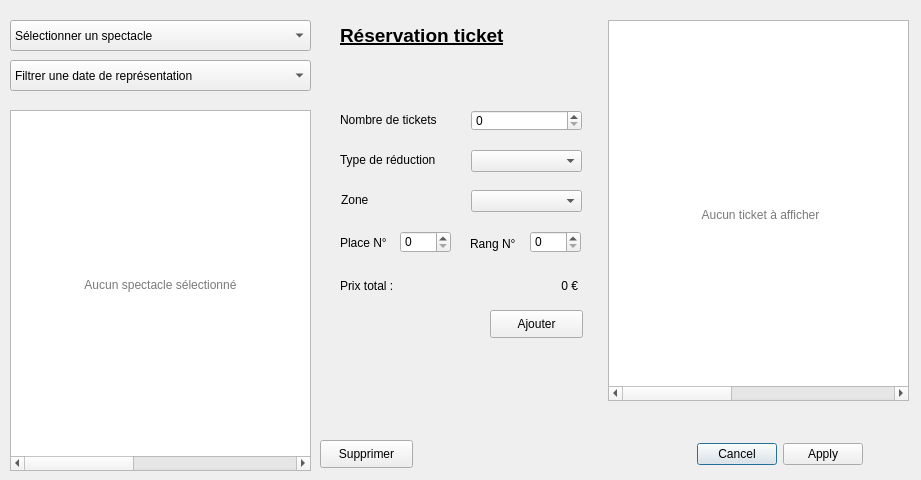
This is gui/imp_fct_2.ui in NoxFly/CEBD-project-theater as Qt 5 draws it before an edit. The edited form follows.
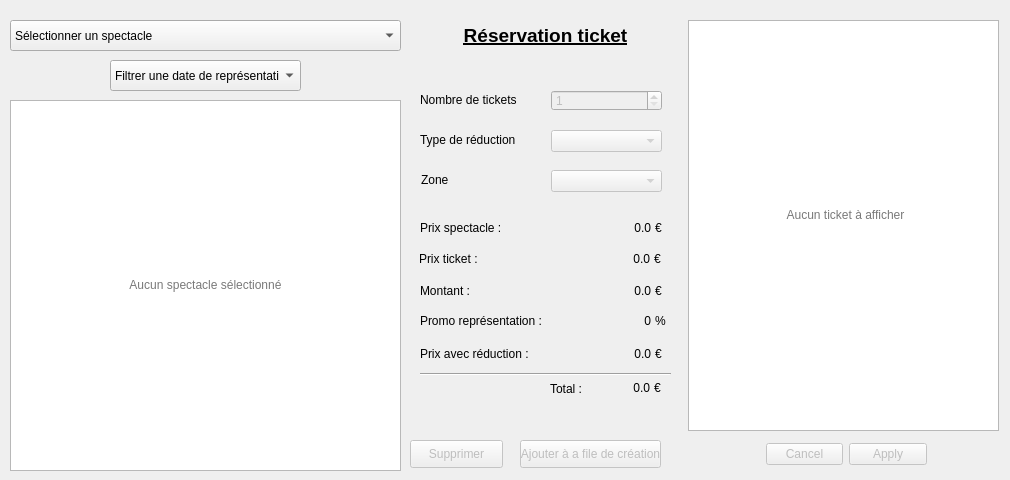
This is the edited form.

Patch:
```diff
--- a/gui/imp_fct_2.ui
+++ b/gui/imp_fct_2.ui
@@ -6,7 +6,7 @@
    <rect>
     <x>0</x>
     <y>0</y>
-    <width>921</width>
+    <width>1010</width>
     <height>480</height>
    </rect>
   </property>
@@ -18,7 +18,7 @@
     <rect>
      <x>10</x>
      <y>20</y>
-     <width>301</width>
+     <width>391</width>
      <height>31</height>
     </rect>
    </property>
@@ -32,9 +32,9 @@
    <property name="geometry">
     <rect>
      <x>10</x>
-     <y>110</y>
-     <width>301</width>
-     <height>361</height>
+     <y>100</y>
+     <width>391</width>
+     <height>371</height>
     </rect>
    </property>
    <layout class="QVBoxLayout" name="verticalLayout">
@@ -44,7 +44,7 @@
        <bool>false</bool>
       </attribute>
       <attribute name="horizontalHeaderDefaultSectionSize">
-       <number>70</number>
+       <number>64</number>
       </attribute>
       <attribute name="verticalHeaderVisible">
        <bool>false</bool>
@@ -59,26 +59,6 @@
         <string>noTicket</string>
        </property>
       </column>
-      <column>
-       <property name="text">
-        <string>noRep</string>
-       </property>
-      </column>
-      <column>
-       <property name="text">
-        <string>dateRep</string>
-       </property>
-      </column>
-      <column>
-       <property name="text">
-        <string>nomSpec</string>
-       </property>
-      </column>
-      <column>
-       <property name="text">
-        <string>noZone</string>
-       </property>
-      </column>
       <column>
        <property name="text">
         <string>noRang</string>
@@ -106,10 +86,10 @@
   <widget class="QWidget" name="verticalLayoutWidget_2">
    <property name="geometry">
     <rect>
-     <x>608</x>
+     <x>688</x>
      <y>20</y>
-     <width>301</width>
-     <height>381</height>
+     <width>311</width>
+     <height>411</height>
     </rect>
    </property>
    <layout class="QVBoxLayout" name="verticalLayout_2">
@@ -119,39 +99,14 @@
        <bool>false</bool>
       </attribute>
       <attribute name="horizontalHeaderDefaultSectionSize">
-       <number>70</number>
+       <number>57</number>
       </attribute>
       <attribute name="verticalHeaderVisible">
        <bool>false</bool>
       </attribute>
       <column>
        <property name="text">
-        <string>noAchat</string>
-       </property>
-      </column>
-      <column>
-       <property name="text">
-        <string>noTicket</string>
-       </property>
-      </column>
-      <column>
-       <property name="text">
-        <string>noRep</string>
-       </property>
-      </column>
-      <column>
-       <property name="text">
-        <string>dateRep</string>
-       </property>
-      </column>
-      <column>
-       <property name="text">
-        <string>nomSpec</string>
-       </property>
-      </column>
-      <column>
-       <property name="text">
-        <string>noZone</string>
+        <string>catZone</string>
        </property>
       </column>
       <column>
@@ -179,11 +134,14 @@
    </layout>
   </widget>
   <widget class="QDialogButtonBox" name="buttonBox_confirmAction">
+   <property name="enabled">
+    <bool>false</bool>
+   </property>
    <property name="geometry">
     <rect>
-     <x>670</x>
+     <x>766</x>
      <y>440</y>
-     <width>193</width>
+     <width>161</width>
      <height>28</height>
     </rect>
    </property>
@@ -192,20 +150,26 @@
    </property>
   </widget>
   <widget class="QSpinBox" name="spinBox_nbTicket">
+   <property name="enabled">
+    <bool>false</bool>
+   </property>
    <property name="geometry">
     <rect>
-     <x>471</x>
-     <y>110</y>
+     <x>551</x>
+     <y>90</y>
      <width>111</width>
      <height>21</height>
     </rect>
    </property>
+   <property name="minimum">
+    <number>1</number>
+   </property>
   </widget>
   <widget class="QLabel" name="label_nbTicket">
    <property name="geometry">
     <rect>
-     <x>340</x>
-     <y>109</y>
+     <x>420</x>
+     <y>89</y>
      <width>111</width>
      <height>21</height>
     </rect>
@@ -215,10 +179,13 @@
    </property>
   </widget>
   <widget class="QComboBox" name="comboBox_typeReduc">
+   <property name="enabled">
+    <bool>false</bool>
+   </property>
    <property name="geometry">
     <rect>
-     <x>471</x>
-     <y>150</y>
+     <x>551</x>
+     <y>130</y>
      <width>111</width>
      <height>22</height>
     </rect>
@@ -227,8 +194,8 @@
   <widget class="QLabel" name="label_typeReduc">
    <property name="geometry">
     <rect>
-     <x>340</x>
-     <y>152</y>
+     <x>420</x>
+     <y>132</y>
      <width>111</width>
      <height>16</height>
     </rect>
@@ -240,9 +207,9 @@
   <widget class="QComboBox" name="comboBox_rep">
    <property name="geometry">
     <rect>
-     <x>10</x>
+     <x>110</x>
      <y>60</y>
-     <width>301</width>
+     <width>191</width>
      <height>31</height>
     </rect>
    </property>
@@ -252,83 +219,24 @@
     </property>
    </item>
   </widget>
-  <widget class="QLabel" name="label_actionTicket">
-   <property name="geometry">
-    <rect>
-     <x>613</x>
-     <y>404</y>
-     <width>291</width>
-     <height>31</height>
-    </rect>
-   </property>
-   <property name="text">
-    <string>&lt;html&gt;&lt;head/&gt;&lt;body&gt;&lt;p align=&quot;center&quot;&gt;&lt;br/&gt;&lt;/p&gt;&lt;/body&gt;&lt;/html&gt;</string>
-   </property>
-  </widget>
   <widget class="QLabel" name="label_resTicket">
    <property name="geometry">
     <rect>
-     <x>340</x>
+     <x>420</x>
      <y>20</y>
      <width>251</width>
      <height>31</height>
     </rect>
    </property>
    <property name="text">
-    <string>&lt;html&gt;&lt;head/&gt;&lt;body&gt;&lt;p&gt;&lt;span style=&quot; font-size:14pt; font-weight:600; text-decoration: underline;&quot;&gt;Réservation ticket&lt;/span&gt;&lt;/p&gt;&lt;/body&gt;&lt;/html&gt;</string>
-   </property>
-  </widget>
-  <widget class="QSpinBox" name="spinBox_place">
-   <property name="geometry">
-    <rect>
-     <x>400</x>
-     <y>231</y>
-     <width>51</width>
-     <height>22</height>
-    </rect>
-   </property>
-  </widget>
-  <widget class="QSpinBox" name="spinBox_rang">
-   <property name="geometry">
-    <rect>
-     <x>530</x>
-     <y>231</y>
-     <width>51</width>
-     <height>22</height>
-    </rect>
-   </property>
-  </widget>
-  <widget class="QLabel" name="label_place">
-   <property name="geometry">
-    <rect>
-     <x>340</x>
-     <y>235</y>
-     <width>55</width>
-     <height>16</height>
-    </rect>
-   </property>
-   <property name="text">
-    <string>Place N°</string>
-   </property>
-  </widget>
-  <widget class="QLabel" name="label_rang">
-   <property name="geometry">
-    <rect>
-     <x>470</x>
-     <y>236</y>
-     <width>55</width>
-     <height>16</height>
-    </rect>
-   </property>
-   <property name="text">
-    <string>Rang N°</string>
+    <string>&lt;html&gt;&lt;head/&gt;&lt;body&gt;&lt;p align=&quot;center&quot;&gt;&lt;span style=&quot; font-size:14pt; font-weight:600; text-decoration: underline;&quot;&gt;Réservation ticket&lt;/span&gt;&lt;/p&gt;&lt;/body&gt;&lt;/html&gt;</string>
    </property>
   </widget>
   <widget class="QLabel" name="label_zone">
    <property name="geometry">
     <rect>
-     <x>341</x>
-     <y>192</y>
+     <x>421</x>
+     <y>172</y>
      <width>55</width>
      <height>16</height>
     </rect>
@@ -338,39 +246,42 @@
    </property>
   </widget>
   <widget class="QComboBox" name="comboBox_zone">
+   <property name="enabled">
+    <bool>false</bool>
+   </property>
    <property name="geometry">
     <rect>
-     <x>471</x>
-     <y>190</y>
+     <x>551</x>
+     <y>170</y>
      <width>111</width>
      <height>22</height>
     </rect>
    </property>
   </widget>
-  <widget class="QLabel" name="label_prix">
+  <widget class="QLabel" name="label_prixAvecReduction">
    <property name="geometry">
     <rect>
-     <x>340</x>
-     <y>270</y>
+     <x>420</x>
+     <y>338</y>
      <width>121</width>
      <height>31</height>
     </rect>
    </property>
    <property name="text">
-    <string>Prix total :</string>
+    <string>Prix avec réduction :</string>
    </property>
   </widget>
-  <widget class="QLabel" name="label_montantTotal">
+  <widget class="QLabel" name="label_montantAvecReduc">
    <property name="geometry">
     <rect>
-     <x>467</x>
-     <y>276</y>
+     <x>540</x>
+     <y>338</y>
      <width>111</width>
-     <height>20</height>
+     <height>31</height>
     </rect>
    </property>
    <property name="text">
-    <string>0 €</string>
+    <string>0.0</string>
    </property>
    <property name="alignment">
     <set>Qt::AlignRight|Qt::AlignTrailing|Qt::AlignVCenter</set>
@@ -379,8 +290,8 @@
   <widget class="QLabel" name="label_10">
    <property name="geometry">
     <rect>
-     <x>390</x>
-     <y>70</y>
+     <x>470</x>
+     <y>60</y>
      <width>141</width>
      <height>20</height>
     </rect>
@@ -393,22 +304,28 @@
    </property>
   </widget>
   <widget class="QPushButton" name="pushButton_addTicket">
+   <property name="enabled">
+    <bool>false</bool>
+   </property>
    <property name="geometry">
     <rect>
-     <x>490</x>
-     <y>310</y>
-     <width>93</width>
+     <x>520</x>
+     <y>440</y>
+     <width>141</width>
      <height>28</height>
     </rect>
    </property>
    <property name="text">
-    <string>Ajouter</string>
+    <string>Ajouter à a file de création</string>
    </property>
   </widget>
   <widget class="QPushButton" name="pushButton_deleteTicket">
+   <property name="enabled">
+    <bool>false</bool>
+   </property>
    <property name="geometry">
     <rect>
-     <x>320</x>
+     <x>410</x>
      <y>440</y>
      <width>93</width>
      <height>28</height>
@@ -423,7 +340,7 @@
     <rect>
      <x>10</x>
      <y>270</y>
-     <width>301</width>
+     <width>391</width>
      <height>31</height>
     </rect>
    </property>
@@ -437,9 +354,9 @@
   <widget class="QLabel" name="label_aucunTicket">
    <property name="geometry">
     <rect>
-     <x>610</x>
+     <x>690</x>
      <y>200</y>
-     <width>301</width>
+     <width>311</width>
      <height>31</height>
     </rect>
    </property>
@@ -450,6 +367,258 @@
     <set>Qt::AlignCenter</set>
    </property>
   </widget>
+  <widget class="QLabel" name="label_feedback">
+   <property name="geometry">
+    <rect>
+     <x>410</x>
+     <y>410</y>
+     <width>261</width>
+     <height>20</height>
+    </rect>
+   </property>
+   <property name="text">
+    <string/>
+   </property>
+   <property name="alignment">
+    <set>Qt::AlignCenter</set>
+   </property>
+  </widget>
+  <widget class="QLabel" name="label_prix">
+   <property name="geometry">
+    <rect>
+     <x>420</x>
+     <y>275</y>
+     <width>61</width>
+     <height>31</height>
+    </rect>
+   </property>
+   <property name="text">
+    <string>Montant :</string>
+   </property>
+  </widget>
+  <widget class="QLabel" name="label_promoRep">
+   <property name="geometry">
+    <rect>
+     <x>420</x>
+     <y>305</y>
+     <width>121</width>
+     <height>31</height>
+    </rect>
+   </property>
+   <property name="text">
+    <string>Promo représentation :</string>
+   </property>
+  </widget>
+  <widget class="QLabel" name="label_montant">
+   <property name="geometry">
+    <rect>
+     <x>540</x>
+     <y>275</y>
+     <width>111</width>
+     <height>31</height>
+    </rect>
+   </property>
+   <property name="text">
+    <string>0.0</string>
+   </property>
+   <property name="alignment">
+    <set>Qt::AlignRight|Qt::AlignTrailing|Qt::AlignVCenter</set>
+   </property>
+  </widget>
+  <widget class="QLabel" name="label_valeurPromoRep">
+   <property name="geometry">
+    <rect>
+     <x>540</x>
+     <y>305</y>
+     <width>111</width>
+     <height>31</height>
+    </rect>
+   </property>
+   <property name="text">
+    <string>0</string>
+   </property>
+   <property name="alignment">
+    <set>Qt::AlignRight|Qt::AlignTrailing|Qt::AlignVCenter</set>
+   </property>
+  </widget>
+  <widget class="QLabel" name="label_symEuro_3">
+   <property name="geometry">
+    <rect>
+     <x>655</x>
+     <y>275</y>
+     <width>16</width>
+     <height>31</height>
+    </rect>
+   </property>
+   <property name="text">
+    <string>€</string>
+   </property>
+  </widget>
+  <widget class="QLabel" name="label_symEuro_4">
+   <property name="geometry">
+    <rect>
+     <x>655</x>
+     <y>338</y>
+     <width>16</width>
+     <height>31</height>
+    </rect>
+   </property>
+   <property name="text">
+    <string>€</string>
+   </property>
+  </widget>
+  <widget class="QLabel" name="label_symPourcentage">
+   <property name="geometry">
+    <rect>
+     <x>655</x>
+     <y>305</y>
+     <width>16</width>
+     <height>31</height>
+    </rect>
+   </property>
+   <property name="text">
+    <string>%</string>
+   </property>
+  </widget>
+  <widget class="QLabel" name="label_prix_spec">
+   <property name="geometry">
+    <rect>
+     <x>420</x>
+     <y>212</y>
+     <width>81</width>
+     <height>31</height>
+    </rect>
+   </property>
+   <property name="text">
+    <string>Prix spectacle :</string>
+   </property>
+  </widget>
+  <widget class="QLabel" name="label_symEuro_1">
+   <property name="geometry">
+    <rect>
+     <x>655</x>
+     <y>212</y>
+     <width>16</width>
+     <height>31</height>
+    </rect>
+   </property>
+   <property name="text">
+    <string>€</string>
+   </property>
+  </widget>
+  <widget class="QLabel" name="label_montant_spec">
+   <property name="geometry">
+    <rect>
+     <x>540</x>
+     <y>212</y>
+     <width>111</width>
+     <height>31</height>
+    </rect>
+   </property>
+   <property name="text">
+    <string>0.0</string>
+   </property>
+   <property name="alignment">
+    <set>Qt::AlignRight|Qt::AlignTrailing|Qt::AlignVCenter</set>
+   </property>
+  </widget>
+  <widget class="QLabel" name="label_montant_ticket">
+   <property name="geometry">
+    <rect>
+     <x>539</x>
+     <y>243</y>
+     <width>111</width>
+     <height>31</height>
+    </rect>
+   </property>
+   <property name="text">
+    <string>0.0</string>
+   </property>
+   <property name="alignment">
+    <set>Qt::AlignRight|Qt::AlignTrailing|Qt::AlignVCenter</set>
+   </property>
+  </widget>
+  <widget class="QLabel" name="label_prix_ticket">
+   <property name="geometry">
+    <rect>
+     <x>419</x>
+     <y>243</y>
+     <width>81</width>
+     <height>31</height>
+    </rect>
+   </property>
+   <property name="text">
+    <string>Prix ticket :</string>
+   </property>
+  </widget>
+  <widget class="QLabel" name="label_symEuro_2">
+   <property name="geometry">
+    <rect>
+     <x>654</x>
+     <y>243</y>
+     <width>16</width>
+     <height>31</height>
+    </rect>
+   </property>
+   <property name="text">
+    <string>€</string>
+   </property>
+  </widget>
+  <widget class="QLabel" name="label_symEuro_5">
+   <property name="geometry">
+    <rect>
+     <x>654</x>
+     <y>372</y>
+     <width>16</width>
+     <height>31</height>
+    </rect>
+   </property>
+   <property name="text">
+    <string>€</string>
+   </property>
+  </widget>
+  <widget class="QLabel" name="label_prixTotal">
+   <property name="geometry">
+    <rect>
+     <x>550</x>
+     <y>373</y>
+     <width>41</width>
+     <height>31</height>
+    </rect>
+   </property>
+   <property name="text">
+    <string>Total :</string>
+   </property>
+  </widget>
+  <widget class="QLabel" name="label_montantTotal">
+   <property name="geometry">
+    <rect>
+     <x>589</x>
+     <y>372</y>
+     <width>61</width>
+     <height>31</height>
+    </rect>
+   </property>
+   <property name="text">
+    <string>0.0</string>
+   </property>
+   <property name="alignment">
+    <set>Qt::AlignRight|Qt::AlignTrailing|Qt::AlignVCenter</set>
+   </property>
+  </widget>
+  <widget class="Line" name="line">
+   <property name="geometry">
+    <rect>
+     <x>420</x>
+     <y>366</y>
+     <width>251</width>
+     <height>16</height>
+    </rect>
+   </property>
+   <property name="orientation">
+    <enum>Qt::Horizontal</enum>
+   </property>
+  </widget>
  </widget>
  <resources/>
  <connections/>
```
Left out of the diff: 2 changed lines with no effect on the pictures.
